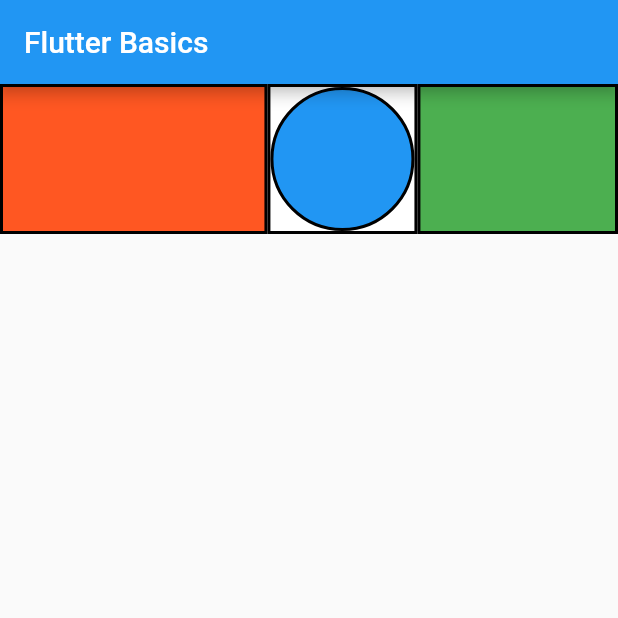
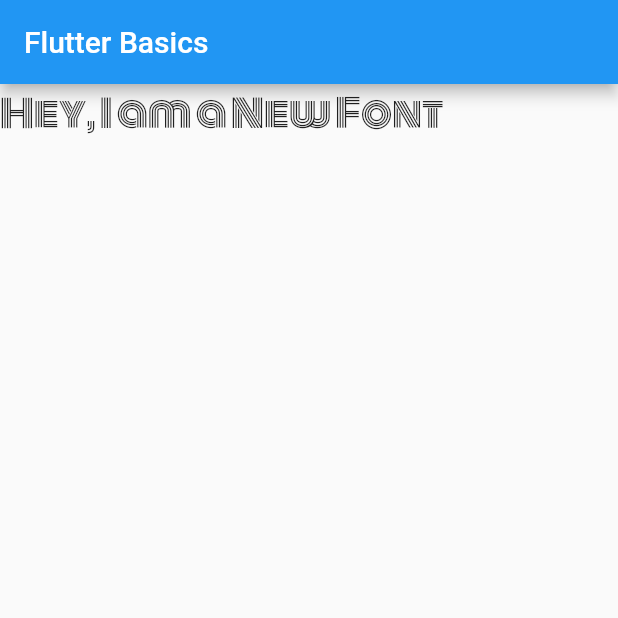
Before and after one commit to KiranKhadd29/practiceFlutter, a Flutter app: the screen it shows after launch, on a phone screen of 412 x 824 dp, the top half of it. Run offline on Flutter 3.47's test engine with Material 2 defaults, Android fonts, the phone set to English and light mode, and no system bars.

Commit message:
Widget - Custom Fonts

```diff
--- a/Kiran Workspace/flutter_basics/lib/main.dart
+++ b/Kiran Workspace/flutter_basics/lib/main.dart
@@ -42,6 +42,11 @@
         ),
         body:
       ////////// Expanded Widget ////////////////////
+      Text("Hey, I am a New Font", style: TextStyle(fontSize: 25, fontFamily: 'practiceFont001'),)
+
+
+      ////////// Expanded Widget ////////////////////
+        /*
       Row(
         mainAxisAlignment: MainAxisAlignment.center,
         children: [
@@ -99,7 +104,7 @@
             ),
           ),
         ],
-      )
+      ) */
 
       ////////// Container Decoration ////////////////////
         /*
--- a/Kiran Workspace/flutter_basics/pubspec.yaml
+++ b/Kiran Workspace/flutter_basics/pubspec.yaml
@@ -75,6 +75,11 @@
   # "family" key with the font family name, and a "fonts" key with a
   # list giving the asset and other descriptors for the font. For
   # example:
+  fonts:
+    - family: practiceFont001
+      fonts:
+        - asset: assets/fonts/Monoton-Regular.ttf
+
   # fonts:
   #   - family: Schyler
   #     fonts:
```
Also changed, not shown: Kiran Workspace/flutter_basics/assets/fonts/Monoton-Regular.ttf (added).
